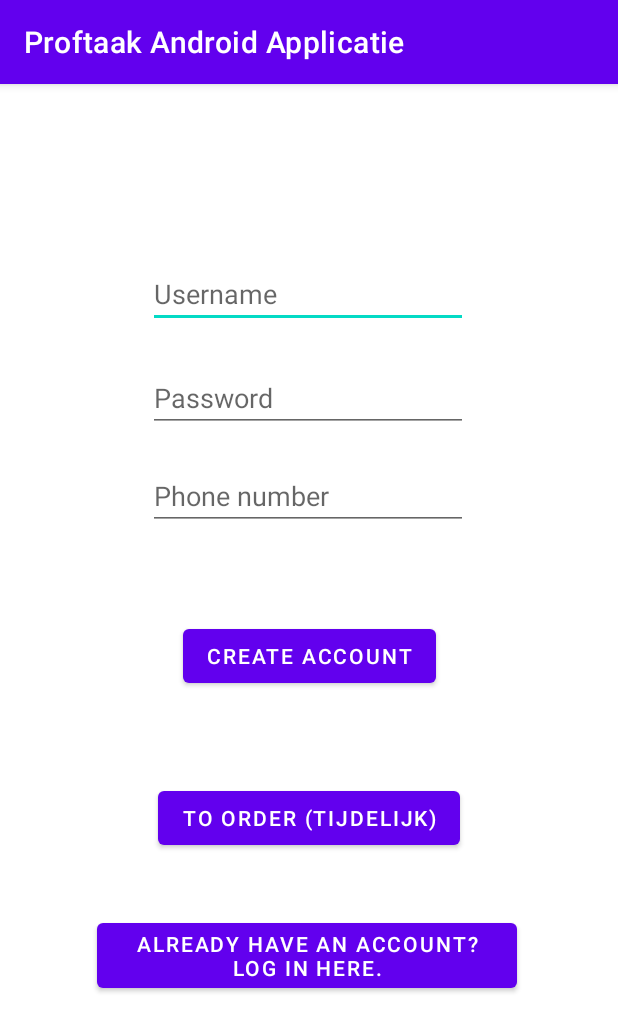
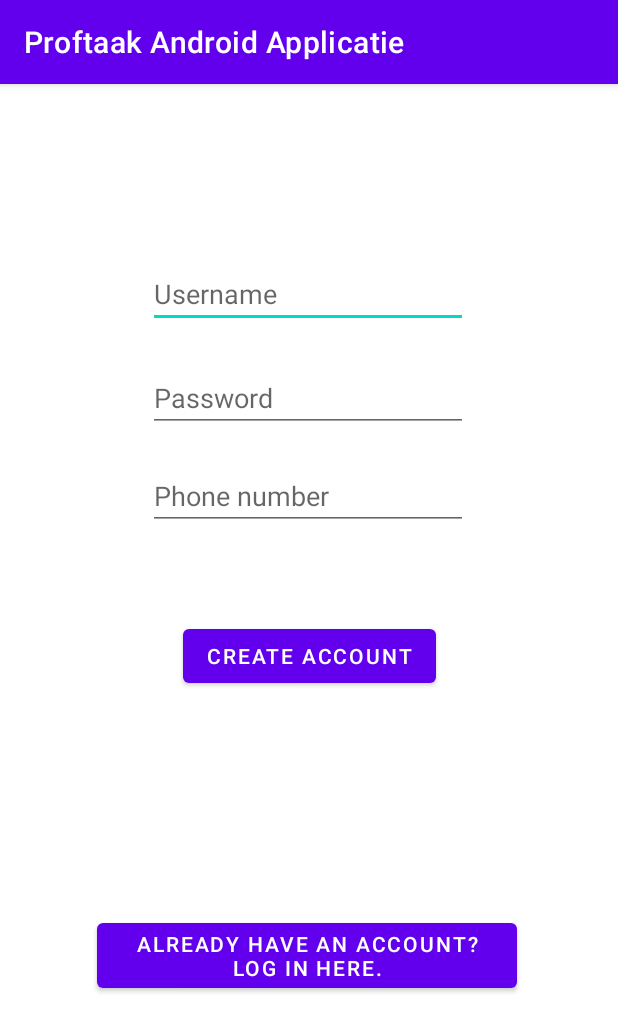
Before and after one commit to ebekoudijs/Proftaak_Android_Applicatie, an Android app: the screen it shows after launch (MainActivity), on a phone screen of 412 x 824 dp. Shown: the top 1032 px of the screen. Run offline under Robolectric (Android 15) with nearby library versions, the phone set to English and light mode, and no system bars.

```diff
--- a/app/src/main/java/com/ebekoudijs/proftaakandroidapplicatie/Login.java
+++ b/app/src/main/java/com/ebekoudijs/proftaakandroidapplicatie/Login.java
@@ -70,14 +70,8 @@ public class Login extends AppCompatActivity {
                     else {
                         Toast.makeText(getApplicationContext(), "Login NOT successful!", Toast.LENGTH_LONG).show();
                     }
-
-
                 });
-
             }
         });
-
     }
-
-
 }
--- a/app/src/main/java/com/ebekoudijs/proftaakandroidapplicatie/MainActivity.java
+++ b/app/src/main/java/com/ebekoudijs/proftaakandroidapplicatie/MainActivity.java
@@ -32,15 +32,8 @@ public class MainActivity extends AppCompatActivity {
         EditText EditTextPhoneNumber = findViewById(R.id.editTextPhoneNumber);
         Button Submit = findViewById(R.id.buttonCreate);
         Button ToLogin = findViewById(R.id.buttonToLogin);
-        Button ToOrder = findViewById(R.id.buttonToOrder);
 
-        ToOrder.setOnClickListener(new View.OnClickListener() {
-            @Override
-            public void onClick(View v) {
-                Intent i = new Intent(MainActivity.this, Order.class);
-                startActivity(i);
-            }
-        });
+
 
         Submit.setOnClickListener(new View.OnClickListener() {
             @Override
--- a/app/src/main/res/layout/activity_main.xml
+++ b/app/src/main/res/layout/activity_main.xml
@@ -70,15 +70,4 @@
         app:layout_constraintStart_toStartOf="parent"
         app:layout_constraintTop_toBottomOf="@+id/buttonCreate" />
 
-    <Button
-        android:id="@+id/buttonToOrder"
-        android:layout_width="wrap_content"
-        android:layout_height="wrap_content"
-        android:layout_marginTop="20dp"
-        android:text="To order (tijdelijk)"
-        app:layout_constraintBottom_toTopOf="@+id/buttonToLogin"
-        app:layout_constraintEnd_toEndOf="parent"
-        app:layout_constraintStart_toStartOf="parent"
-        app:layout_constraintTop_toBottomOf="@+id/buttonCreate" />
-
 </androidx.constraintlayout.widget.ConstraintLayout>
```
Also changed, not shown: app/src/main/java/com/ebekoudijs/proftaakandroidapplicatie/Order.java (+17 -4 lines), app/src/main/java/com/ebekoudijs/proftaakandroidapplicatie/RecyclerViewAdapter.java (+9 -4 lines), app/src/main/java/com/ebekoudijs/proftaakandroidapplicatie/services/OrderService.java (+5 -4 lines).
